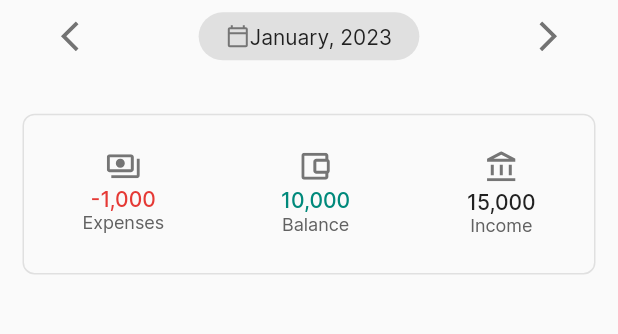
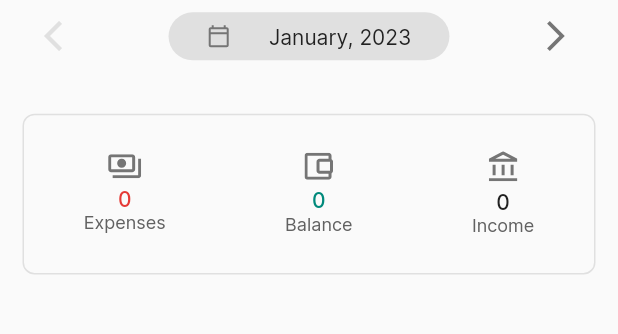
Before and after one commit to TrachukV/Kitty-app-Flutter, a Flutter app: the HomeScreen screen opened directly, on a phone screen of 412 x 824 dp, the part 84-418 px from its top. Run offline on Flutter 3.47's test engine with Material 2 defaults, Android fonts, the phone set to English and light mode, and no system bars; our stand-ins replace bloc, equatable, flutter_bloc, flutter_svg, freezed_annotation, sqflite; missing offline and left inert: flutter_screen_lock; accounts and stored records are empty.

Commit message:
Logic [SQLITE] month picker

```diff
--- /dev/null
+++ b/lib/blocs/calendar_bloc/calendar_event.dart
@@ -0,0 +1,11 @@
+part of 'calendar_bloc.dart';
+
+class CalendarEvent {}
+
+class SelectMonthEvent extends CalendarEvent {
+  SelectMonthEvent({
+    required this.month,
+  });
+
+  final int month;
+}
--- a/lib/blocs/database_bloc/database_event.dart
+++ b/lib/blocs/database_bloc/database_event.dart
@@ -7,7 +7,7 @@ class DatabaseInitialEvent extends DatabaseEvent {}
 class CreateCategoryEvent extends DatabaseEvent {
   CreateCategoryEvent({
     required this.categoryName,
-});
+  });
 
   final String categoryName;
 }
@@ -20,6 +20,28 @@ class GetIconEvent extends DatabaseEvent {
   GetIconEvent({required this.selectedIcon});
 
   final IconModel selectedIcon;
+}
+class SelectMonthEvent extends DatabaseEvent {
+  SelectMonthEvent({
+    required this.month,
+  });
+
+  final int month;
+}
+
+class IncDecMonthEvent extends DatabaseEvent {
+  IncDecMonthEvent({
+    required this.command,
+  });
+
+  final String command;
+
+}
+
+class GetMonthTransactions extends DatabaseEvent {
+  GetMonthTransactions({required this.transactionsModels});
+
+  final List<TransactionModel> transactionsModels;
 }
 
 class GetCreatedTransaction extends DatabaseEvent {
--- a/lib/blocs/database_bloc/database_state.dart
+++ b/lib/blocs/database_bloc/database_state.dart
@@ -9,8 +9,10 @@ class DatabaseState extends Equatable {
   final IconModel? selectedIcon;
   final BalanceModel balance;
   final Map<String, List<TransactionModel>> mapTransactions;
+  final int activeMonth;
 
   const DatabaseState({
+    this.activeMonth = 0,
     this.mapTransactions = const {},
     this.incomeCategories = const [],
     this.expensesCategories = const [],
@@ -22,11 +24,11 @@ class DatabaseState extends Equatable {
       income: 0,
       expenses: 0,
       actualBalance: 0,
-      currentMonth: 'bez date',
     ),
   });
 
   DatabaseState copyWith({
+    int? activeMonth,
     Map<String, List<TransactionModel>>? mapTransactions,
     List<TransactionsCategoriesModel>? expensesCategories,
     List<TransactionsCategoriesModel>? incomeCategories,
@@ -37,6 +39,8 @@ class DatabaseState extends Equatable {
     BalanceModel? balance,
   }) {
     return DatabaseState(
+      balance: balance ?? this.balance,
+      activeMonth: activeMonth ?? this.activeMonth,
       mapTransactions: mapTransactions ?? this.mapTransactions,
       expensesCategories: expensesCategories ?? this.expensesCategories,
       incomeCategories: incomeCategories ?? this.incomeCategories,
@@ -49,11 +53,14 @@ class DatabaseState extends Equatable {
 
   @override
   List<Object?> get props => [
+        activeMonth,
         expensesCategories,
         incomeCategories,
         icons,
         selectedIcon,
         transaction,
         createdCategory,
+        mapTransactions,
+        balance,
       ];
 }
--- a/lib/models/balance_model/balance_model.dart
+++ b/lib/models/balance_model/balance_model.dart
@@ -10,7 +10,6 @@ class BalanceModel with _$BalanceModel {
     required int income,
     required int expenses,
     required int actualBalance,
-    required String currentMonth,
 }) = _BalanceModel;
 
 
--- a/lib/resources/app_icons.dart
+++ b/lib/resources/app_icons.dart
@@ -29,6 +29,7 @@ class AppIcons {
   static SvgPicture blackBalance = SvgPicture.asset('$_path/black_balance.svg');
   static SvgPicture blackIncome = SvgPicture.asset('$_path/black_income.svg');
   static SvgPicture blackExpenses = SvgPicture.asset('$_path/black_expenses.svg');
+  static SvgPicture blackMore = SvgPicture.asset('$_path/black_more.svg');
   //[END] Black Icons
 
   //[Start] Colored Icons
--- a/lib/screens/home_screen/home_screen.dart
+++ b/lib/screens/home_screen/home_screen.dart
@@ -1,32 +1,26 @@
 import 'package:flutter/material.dart';
 import 'package:flutter_bloc/flutter_bloc.dart';
 import 'package:flutter_svg/flutter_svg.dart';
+import 'package:kitty_app/blocs/calendar_bloc/calendar_bloc.dart';
 import 'package:kitty_app/blocs/database_bloc/database_bloc.dart';
+import 'package:kitty_app/database/local_database.dart';
 import 'package:kitty_app/resources/app_colors.dart';
 import 'package:kitty_app/resources/app_icons.dart';
 import 'package:kitty_app/resources/app_text_styles.dart';
+import 'package:kitty_app/screens/widgets/calendar_widget.dart';
 import 'package:kitty_app/screens/home_screen/widgets/month_item.dart';
 import 'package:kitty_app/screens/home_screen/widgets/transactionsHistoryWidget.dart';
 
-class HomeScreen extends StatelessWidget {
+class HomeScreen extends StatefulWidget {
   HomeScreen({super.key});
 
   static const routeName = 'home_screen';
-  final List<String> listOfMonths = [
-    'January',
-    'February',
-    'March',
-    'April',
-    'May',
-    'June',
-    'July',
-    'August',
-    'September',
-    'October',
-    'November',
-    'December',
-  ];
 
+  @override
+  State<HomeScreen> createState() => _HomeScreenState();
+}
+
+class _HomeScreenState extends State<HomeScreen> {
   @override
   Widget build(BuildContext context) {
     final double height = MediaQuery.of(context).size.height;
@@ -74,77 +68,20 @@ class HomeScreen extends StatelessWidget {
               SizedBox(
                 height: height * 0.01,
               ),
-              Row(
-                mainAxisAlignment: MainAxisAlignment.spaceAround,
-                children: [
-                  GestureDetector(child: AppIcons.pointerLeft),
-                  CalendarWidget(
-                    onTap: () {
-                      showGeneralDialog(
-                        context: context,
-                        pageBuilder: (BuildContext buildContext, Animation<double> animation,
-                            Animation<double> secondaryAnimation) {
-                          return Align(
-                            alignment: Alignment.topCenter,
-                            child: Container(
-                              margin: EdgeInsets.only(top: width / 2.6),
-                              width: width - 80,
-                              padding: const EdgeInsets.only(
-                                top: 16,
-                                left: 20,
-                                right: 20,
-                                bottom: 20,
-                              ),
-                              decoration: BoxDecoration(
-                                color: AppColors.white,
-                                borderRadius: BorderRadius.circular(8),
-                                boxShadow: [
-                                  BoxShadow(
-                                      color: AppColors.sonicSilver.withOpacity(0.2),
-                                      offset: const Offset(0, 4),
-                                      blurRadius: 7)
-                                ],
-                              ),
-                              child: Material(
-                                color: AppColors.white,
-                                child: Column(
-                                  mainAxisSize: MainAxisSize.min,
-                                  children: [
-                                    Text(
-                                      'PICK A MONTH',
-                                      style: AppTextStyles.blackTitle,
-                                    ),
-                                    Flexible(
-                                      child: GridView.count(
-                                        mainAxisSpacing: 16,
-                                        crossAxisSpacing: 20,
-                                        padding: const EdgeInsets.only(top: 8),
-                                        childAspectRatio: 2,
-                                        shrinkWrap: true,
-                                        crossAxisCount: 3,
-                                        children: List.generate(12, (index) {
-                                          return MonthItem(
-                                            month: listOfMonths[index].substring(0, 3),
-                                            onTap: () {},
-                                          );
-                                        }),
-                                      ),
-                                    )
-                                  ],
-                                ),
-                              ),
-                            ),
-                          );
-                        },
-                        barrierColor: Colors.transparent,
-                        barrierDismissible: true,
-                        barrierLabel: MaterialLocalizations.of(context).modalBarrierDismissLabel,
-                        transitionDuration: const Duration(milliseconds: 200),
+              CalendarWidget(
+                decrement: () {
+                  context.read<DatabaseBloc>().add(
+                        IncDecMonthEvent(command: 'decrement'),
                       );
-                    },
-                  ),
-                  GestureDetector(child: AppIcons.pointerRight),
-                ],
+                },
+                increment: () {
+                  context.read<DatabaseBloc>().add(
+                    IncDecMonthEvent(command: 'increment'),
+                  );
+                },
+                selectMonth: () {
+
+                },
               ),
               SizedBox(
                 height: height * 0.025,
@@ -166,19 +103,19 @@ class HomeScreen extends StatelessWidget {
                     children: [
                       BalanceWidget(
                         icon: AppIcons.blackExpenses,
-                        finance: '-1,000',
+                        finance: '${state.balance.expenses}',
                         nameCategory: 'Expenses',
                         style: AppTextStyles.redRegular,
                       ),
                       BalanceWidget(
                         icon: AppIcons.blackBalance,
-                        finance: '10,000',
+                        finance: '${state.balance.actualBalance}',
                         nameCategory: 'Balance',
                         style: AppTextStyles.greenRegular,
                       ),
                       BalanceWidget(
                         icon: AppIcons.blackIncome,
-                        finance: '15,000',
+                        finance: '${state.balance.income}',
                         nameCategory: 'Income',
                         style: AppTextStyles.blackRegular,
                       ),
@@ -191,40 +128,6 @@ class HomeScreen extends StatelessWidget {
           ),
         );
       },
-    );
-  }
-}
-
-class CalendarWidget extends StatelessWidget {
-  const CalendarWidget({
-    Key? key,
-    required this.onTap,
-  }) : super(key: key);
-  final VoidCallback onTap;
-
-  @override
-  Widget build(BuildContext context) {
-    final double width = MediaQuery.of(context).size.width;
-    return GestureDetector(
-      onTap: onTap,
-      child: Container(
-        height: 32,
-        width: width / 2.8,
-        decoration: BoxDecoration(
-          borderRadius: BorderRadius.circular(50),
-          color: AppColors.grey,
-        ),
-        child: Row(
-          mainAxisAlignment: MainAxisAlignment.center,
-          children: [
-            AppIcons.blackCalendar,
-            Text(
-              'January, 2023',
-              style: AppTextStyles.blackMedium,
-            ),
-          ],
-        ),
-      ),
     );
   }
 }
--- /dev/null
+++ b/lib/screens/widgets/calendar_widget.dart
@@ -0,0 +1,169 @@
+import 'package:flutter/material.dart';
+import 'package:flutter_bloc/flutter_bloc.dart';
+import 'package:kitty_app/blocs/calendar_bloc/calendar_bloc.dart';
+import 'package:kitty_app/blocs/database_bloc/database_bloc.dart';
+import 'package:kitty_app/database/local_database.dart';
+
+import 'package:kitty_app/resources/app_colors.dart';
+import 'package:kitty_app/resources/app_icons.dart';
+import 'package:kitty_app/resources/app_text_styles.dart';
+
+import '../home_screen/widgets/month_item.dart';
+
+class CalendarWidget extends StatelessWidget {
+  const CalendarWidget({
+    Key? key,
+    required this.decrement,
+    required this.increment,
+    required this.selectMonth,
+  }) : super(key: key);
+  final VoidCallback decrement;
+  final VoidCallback increment;
+  final VoidCallback selectMonth;
+
+  @override
+  Widget build(BuildContext context) {
+    final List<String> monthsList = [
+      'January',
+      'February',
+      'March',
+      'April',
+      'May',
+      'June',
+      'July',
+      'August',
+      'September',
+      'October',
+      'November',
+      'December',
+    ];
+    final width = MediaQuery.of(context).size.width;
+    return BlocBuilder<DatabaseBloc, DatabaseState>(
+      builder: (context, state) {
+        return Row(
+          mainAxisAlignment: MainAxisAlignment.spaceAround,
+          children: [
+            state.activeMonth == 0
+                ? Icon(
+                    Icons.arrow_back_ios,
+                    color: AppColors.grey,
+                  )
+                : GestureDetector(
+                    onTap: decrement,
+                    child: Icon(
+                      Icons.arrow_back_ios,
+                      color: AppColors.sonicSilver,
+                    ),
+                  ),
+            GestureDetector(
+              child: Container(
+                height: 32,
+                width: width / 2.2,
+                decoration: BoxDecoration(
+                  borderRadius: BorderRadius.circular(50),
+                  color: AppColors.grey,
+                ),
+                child: Row(
+                  mainAxisAlignment: MainAxisAlignment.spaceEvenly,
+                  children: [
+                    AppIcons.blackCalendar,
+                    Text(
+                      '${monthsList[state.activeMonth]}, 2023',
+                      style: AppTextStyles.blackMedium,
+                    ),
+                  ],
+                ),
+              ),
+              onTap: () {
+                showGeneralDialog(
+                  context: context,
+                  pageBuilder:
+                      (BuildContext buildContext, Animation<double> animation, Animation<double> secondaryAnimation) {
+                    return Align(
+                      alignment: Alignment.topCenter,
+                      child: Container(
+                        margin: EdgeInsets.only(top: width / 2.6),
+                        width: width - 80,
+                        padding: const EdgeInsets.only(
+                          top: 16,
+                          left: 20,
+                          right: 20,
+                          bottom: 20,
+                        ),
+                        decoration: BoxDecoration(
+                          color: AppColors.white,
+                          borderRadius: BorderRadius.circular(8),
+                          boxShadow: [
+                            BoxShadow(
+                                color: AppColors.sonicSilver.withOpacity(0.2),
+                                offset: const Offset(0, 4),
+                                blurRadius: 7)
+                          ],
+                        ),
+                        child: BlocBuilder<DatabaseBloc, DatabaseState>(
+                          builder: (context, state) {
+                            return Material(
+                              color: AppColors.white,
+                              child: Column(
+                                mainAxisSize: MainAxisSize.min,
+                                children: [
+                                  Text(
+                                    'PICK A MONTH',
+                                    style: AppTextStyles.blackTitle,
+                                  ),
+                                  Flexible(
+                                    child: GridView.count(
+                                      mainAxisSpacing: 16,
+                                      crossAxisSpacing: 20,
+                                      padding: const EdgeInsets.only(top: 8),
+                                      childAspectRatio: 2,
+                                      shrinkWrap: true,
+                                      crossAxisCount: 3,
+                                      children: List.generate(12, (index) {
+                                        return MonthItem(
+                                          month: monthsList[index].substring(0, 3),
+                                          onTap: () {
+                                            context.read<DatabaseBloc>().add(
+                                                  SelectMonthEvent(
+                                                    month: index,
+                                                  ),
+                                                );
+                                          },
+                                          isActive: state.activeMonth == index,
+                                        );
+                                      }),
+                                    ),
+                                  ),
+                                ],
+                              ),
+                            );
+                          },
+                        ),
+                      ),
+                    );
+                  },
+                  barrierColor: Colors.transparent,
+                  barrierDismissible: true,
+                  barrierLabel: MaterialLocalizations.of(context).modalBarrierDismissLabel,
+                  transitionDuration: const Duration(milliseconds: 200),
+                );
+              },
+            ),
+            state.activeMonth == 11
+                ? Icon(
+                    Icons.arrow_forward_ios,
+                    color: AppColors.grey,
+                  )
+                : GestureDetector(
+                    onTap: increment,
+                    child: Icon(
+                      Icons.arrow_forward_ios,
+                      color: AppColors.sonicSilver,
+                    ),
+                  ),
+          ],
+        );
+      },
+    );
+  }
+}
--- a/lib/utils/helpers/helpers.dart
+++ b/lib/utils/helpers/helpers.dart
@@ -38,5 +38,5 @@ String dateFormatHelper(String dayTransaction) {
 
 String dayExpensesHelper(List<TransactionModel> models) {
   final result = models.fold(0, (previousValue, element) => previousValue + element.amount);
-  return '-$result';
+  return '$result';
 }
```
Also changed, not shown: lib/blocs/calendar_bloc/calendar_bloc.dart (added, +54 -0 lines), lib/blocs/calendar_bloc/calendar_state.dart (added, +21 -0 lines), lib/blocs/database_bloc/database_bloc.dart (+111 -5 lines), lib/main.dart (+17 -3 lines), lib/models/statistics_model/statistics_model.dart (added, +22 -0 lines), lib/screens/cart_screen/chart_screen.dart (+33 -14 lines), lib/screens/home_screen/widgets/month_item.dart (+20 -2 lines), lib/screens/home_screen/widgets/transactionsHistoryWidget.dart (+5 -3 lines), lib/screens/main_screen.dart (+7 -8 lines), lib/screens/transaction_screen/transaction_screen.dart (+17 -17 lines), lib/models/balance_model/balance_model.freezed.dart, lib/models/balance_model/balance_model.g.dart, lib/models/statistics_model/statistics_model.freezed.dart (added), lib/models/statistics_model/statistics_model.g.dart (added).
